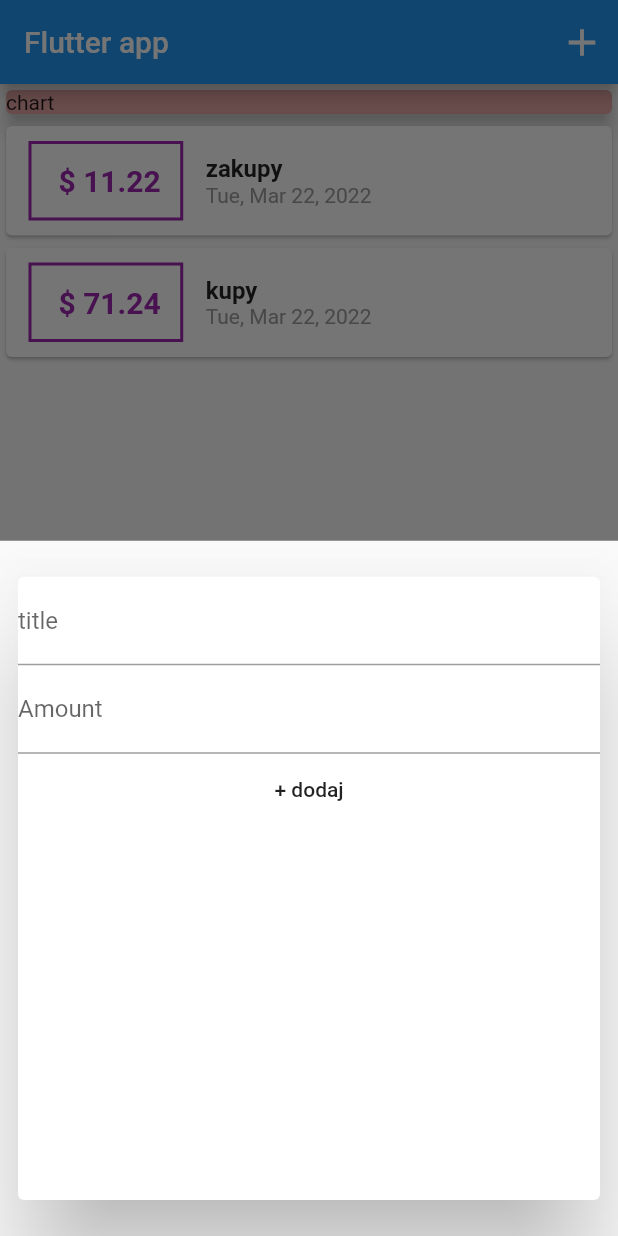
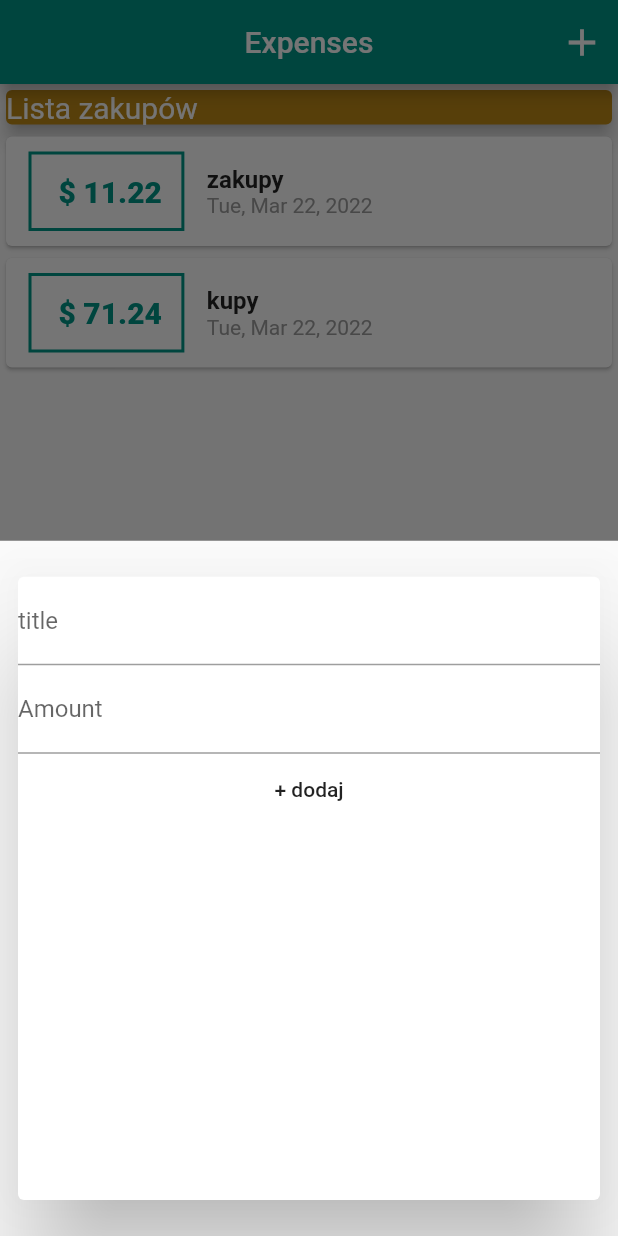
Before and after one commit to tatarmagda/Personal_expenses, a Flutter app: the screen it shows after launch, after a tap on the "add" icon, on a phone screen of 412 x 824 dp. Run offline on Flutter 3.47's test engine with Material 2 defaults, Android fonts, the phone set to English and light mode, and no system bars.

Commit message:
change primary and secendary colors theme

```diff
--- a/lib/main.dart
+++ b/lib/main.dart
@@ -17,9 +17,10 @@ class MyApp extends StatelessWidget {
   Widget build(BuildContext context) {
     return MaterialApp(
       debugShowCheckedModeBanner: false,
-      title: 'Flutter Demo',
+      title: 'Expenses',
       theme: ThemeData(
-        primarySwatch: Colors.blue,
+        colorScheme: ColorScheme.fromSwatch(primarySwatch: Colors.teal)
+            .copyWith(secondary: Color.fromARGB(255, 190, 137, 22)),
       ),
       home: MyHomePage(),
     );
@@ -79,7 +80,10 @@ class _MyHomePageState extends State<MyHomePage> {
   Widget build(BuildContext context) {
     return Scaffold(
       appBar: AppBar(
-        title: Text("Flutter app"),
+        title: Text(
+          "Expenses",
+        ),
+        centerTitle: true,
         actions: [
           IconButton(
             onPressed: () {
@@ -97,8 +101,11 @@ class _MyHomePageState extends State<MyHomePage> {
             Container(
               width: double.infinity,
               child: Card(
-                color: Color.fromARGB(255, 228, 164, 164),
-                child: Text("chart"),
+                color: Theme.of(context).colorScheme.secondary,
+                child: Text(
+                  "Lista zakupów",
+                  style: TextStyle(color: Colors.white, fontSize: 20),
+                ),
                 elevation: 5,
               ),
             ),
--- a/lib/widgets/new_transaction.dart
+++ b/lib/widgets/new_transaction.dart
@@ -1,12 +1,19 @@
 import 'package:flutter/gestures.dart';
 import 'package:flutter/material.dart';
 
-class NewTransaction extends StatelessWidget {
+class NewTransaction extends StatefulWidget {
   final Function addTx;
-  final titleController = TextEditingController();
-  final amountController = TextEditingController();
 
   NewTransaction(this.addTx);
+
+  @override
+  State<NewTransaction> createState() => _NewTransactionState();
+}
+
+class _NewTransactionState extends State<NewTransaction> {
+  final titleController = TextEditingController();
+
+  final amountController = TextEditingController();
 
   void submitData() {
     final enteredTitle = titleController.text;
@@ -16,10 +23,12 @@ class NewTransaction extends StatelessWidget {
       return;
     }
 
-    addTx(
+    widget.addTx(
       enteredTitle,
       enteredAmount,
     );
+
+    Navigator.of(context).pop();
   }
 
   @override
--- a/lib/widgets/transaction_list.dart
+++ b/lib/widgets/transaction_list.dart
@@ -25,7 +25,7 @@ class TransactionList extends StatelessWidget {
                       ),
                       decoration: BoxDecoration(
                         border: Border.all(
-                          color: Colors.purple,
+                          color: Theme.of(context).colorScheme.primary,
                           width: 2,
                         ),
                       ),
@@ -33,9 +33,9 @@ class TransactionList extends StatelessWidget {
                       child: Text(
                         " \$ ${transactions[index].amount!.toStringAsFixed(2)}",
                         style: TextStyle(
-                            fontWeight: FontWeight.bold,
+                            fontWeight: FontWeight.w900,
                             fontSize: 20.0,
-                            color: Colors.purple),
+                            color: Theme.of(context).colorScheme.primary),
                       ),
                     ),
                   ],
```
